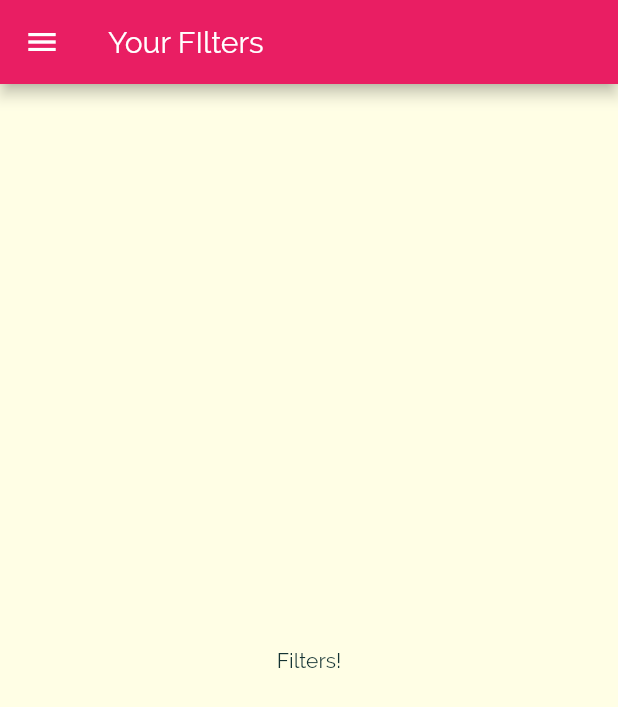
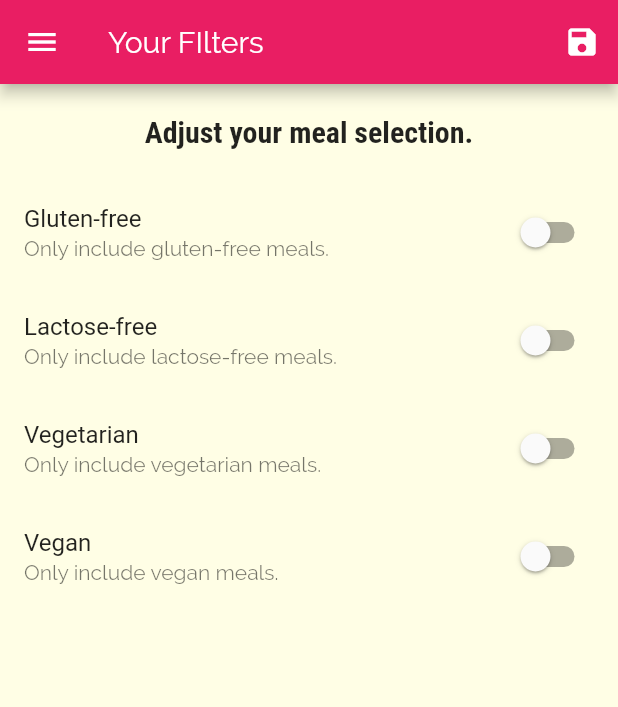
Before and after one commit to simran1901/DeliMeals, a Flutter app: the FiltersScreen screen opened by its route, on a phone screen of 412 x 824 dp. Shown: the top 707 px of the screen. Run offline on Flutter 3.47's test engine with Material 2 defaults, Android fonts, the phone set to English and light mode, and no system bars.

Commit message:
adding filtering logic

```diff
--- a/lib/main.dart
+++ b/lib/main.dart
@@ -3,12 +3,50 @@ import 'package:flutter/material.dart';
 import './screens/category_meals_screen.dart';
 import './screens/categories_screen.dart';
 import './screens/meal_detail_screen.dart';
-import 'screens/tabs_screen0.dart';
+import 'screens/tabs_screen.dart';
 import './screens/filters_screen.dart';
+import './dummy_data.dart';
+import './models/meal.dart';
 
 void main() => runApp(MyApp());
 
-class MyApp extends StatelessWidget {
+class MyApp extends StatefulWidget {
+  @override
+  _MyAppState createState() => _MyAppState();
+}
+
+class _MyAppState extends State<MyApp> {
+  Map<String, bool> _filters = {
+    'gluten': false,
+    'lactose': false,
+    'vegan': false,
+    'vegetarian': false,
+  };
+
+  List<Meal> _availableMeals = DUMMY_MEALS;
+
+  void _setFilters(Map<String, bool> filterData) {
+    setState(() {
+      _filters = filterData;
+
+      _availableMeals = DUMMY_MEALS.where((meal) {
+        if(_filters['gluten'] && !meal.isGlutenFree) {
+          return false;
+        }
+        if(_filters['lactose'] && !meal.isLactoseFree) {
+          return false;
+        }
+        if(_filters['vegan'] && !meal.isVegan) {
+          return false;
+        }
+        if(_filters['vegetarian'] && !meal.isVegetarian) {
+          return false;
+        }
+        return true;
+      }).toList();
+    });
+  }
+
   @override
   Widget build(BuildContext context) {
     return MaterialApp(
@@ -35,9 +73,9 @@ class MyApp extends StatelessWidget {
       initialRoute: '/',
       routes: {
         '/': (ctx) => TabsScreen(),
-        CategoryMealsScreen.routeName: (ctx) => CategoryMealsScreen(),
+        CategoryMealsScreen.routeName: (ctx) => CategoryMealsScreen(_availableMeals),
         MealDetailScreen.routeName: (ctx) => MealDetailScreen(),
-        FiltersScreen.routeName: (ctx) => FiltersScreen(),
+        FiltersScreen.routeName: (ctx) => FiltersScreen(_filters, _setFilters),
       },
       onGenerateRoute: (settings) {
         print(settings.arguments);
--- a/lib/screens/category_meals_screen.dart
+++ b/lib/screens/category_meals_screen.dart
@@ -1,11 +1,14 @@
 import 'package:flutter/material.dart';
 
 import '../widgets/meal_item.dart';
-import '../dummy_data.dart';
 import '../models/meal.dart';
 
 class CategoryMealsScreen extends StatefulWidget {
   static const routeName = '/category-meals';
+
+  final List<Meal> availableMeals;
+
+  CategoryMealsScreen(this.availableMeals);
 
   @override
   _CategoryMealsScreenState createState() => _CategoryMealsScreenState();
@@ -28,7 +31,7 @@ class _CategoryMealsScreenState extends State<CategoryMealsScreen> {
           ModalRoute.of(context).settings.arguments as Map<String, String>;
       categoryTitle = routeArgs['title'];
       final categoryId = routeArgs['id'];
-      displayedMeals = DUMMY_MEALS.where((meal) {
+      displayedMeals = widget.availableMeals.where((meal) {
         return meal.categories.contains(categoryId);
       }).toList();
       _loadedInitData = true;
--- a/lib/screens/filters_screen.dart
+++ b/lib/screens/filters_screen.dart
@@ -1,18 +1,134 @@
 import 'package:flutter/material.dart';
 import '../widgets/main_drawer.dart';
 
-class FiltersScreen extends StatelessWidget {
+class FiltersScreen extends StatefulWidget {
   static const routeName = '/filters';
+
+  final Function saveFilters;
+  final Map<String, bool> currentFilters;
+
+  FiltersScreen(this.currentFilters, this.saveFilters);
+
+  @override
+  _FiltersScreenState createState() => _FiltersScreenState();
+}
+
+class _FiltersScreenState extends State<FiltersScreen> {
+  bool _glutenFree = false;
+  bool _vegetarian = false;
+  bool _vegan = false;
+  bool _lactoseFree = false;
+
+  @override
+  initState() {
+    _glutenFree = widget.currentFilters['gluten'];
+    _lactoseFree = widget.currentFilters['lactose'];
+    _vegetarian = widget.currentFilters['vegetarian'];
+    _vegan = widget.currentFilters['vegan'];
+    super.initState();
+  }
+
+  Widget _buildSwitchListTile(
+    String title,
+    String description,
+    bool currentValue,
+    Function updateValue,
+  ) {
+    return SwitchListTile(
+      title: Text(title),
+      value: currentValue,
+      subtitle: Text(
+        description,
+      ),
+      onChanged: updateValue,
+    );
+  }
 
   @override
   Widget build(BuildContext context) {
     return Scaffold(
       appBar: AppBar(
         title: Text('Your FIlters'),
+        actions: <Widget>[
+          IconButton(
+            icon: Icon(Icons.save),
+            onPressed: () {
+              final selectedFilters = {
+                'gluten': _glutenFree,
+                'lactose': _lactoseFree,
+                'vegan': _vegan,
+                'vegetarian': _vegetarian,
+              };
+              widget.saveFilters();
+            },
+          )
+        ],
       ),
       drawer: MainDrawer(),
-      body: Center(
-        child: Text('Filters!'),
+      body: Column(
+        children: <Widget>[
+          Container(
+            padding: EdgeInsets.all(20),
+            child: Text(
+              'Adjust your meal selection.',
+              style: Theme.of(context).textTheme.title,
+            ),
+          ),
+          Expanded(
+            child: ListView(
+              children: <Widget>[
+                _buildSwitchListTile(
+                  'Gluten-free',
+                  'Only include gluten-free meals.',
+                  _glutenFree,
+                  (newValue) {
+                    setState(
+                      () {
+                        _glutenFree = newValue;
+                      },
+                    );
+                  },
+                ),
+                _buildSwitchListTile(
+                  'Lactose-free',
+                  'Only include lactose-free meals.',
+                  _lactoseFree,
+                  (newValue) {
+                    setState(
+                      () {
+                        _lactoseFree = newValue;
+                      },
+                    );
+                  },
+                ),
+                _buildSwitchListTile(
+                  'Vegetarian',
+                  'Only include vegetarian meals.',
+                  _vegetarian,
+                  (newValue) {
+                    setState(
+                      () {
+                        _vegetarian = newValue;
+                      },
+                    );
+                  },
+                ),
+                _buildSwitchListTile(
+                  'Vegan',
+                  'Only include vegan meals.',
+                  _vegan,
+                  (newValue) {
+                    setState(
+                      () {
+                        _vegan = newValue;
+                      },
+                    );
+                  },
+                ),
+              ],
+            ),
+          ),
+        ],
       ),
     );
   }
```
